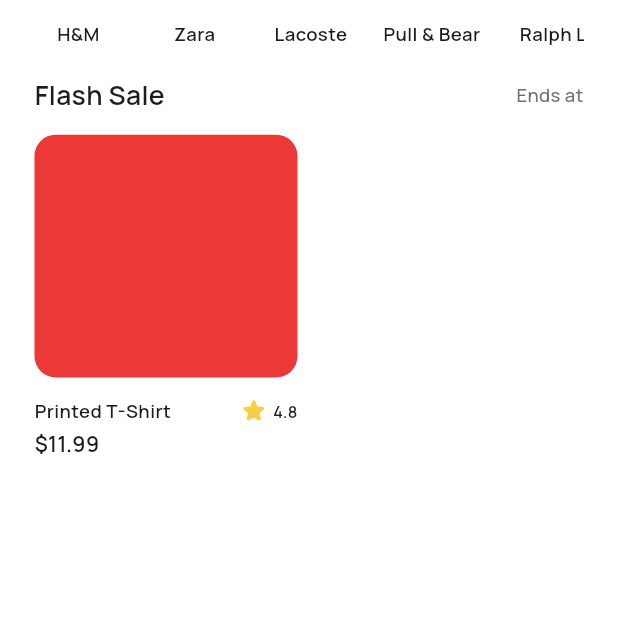
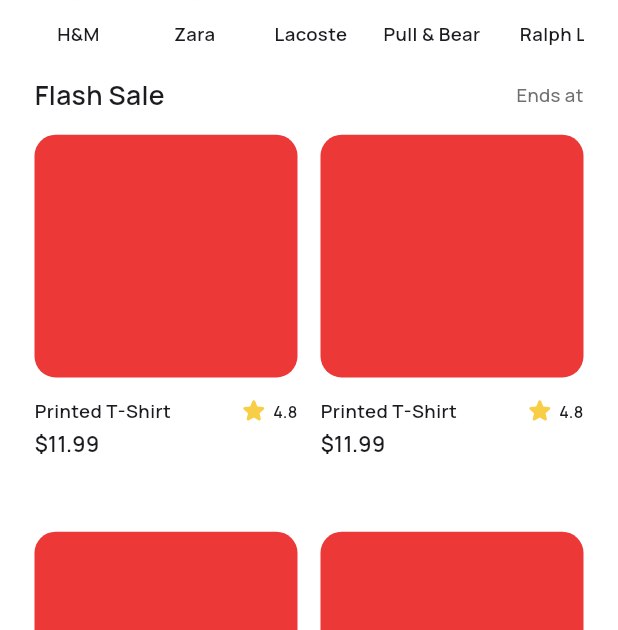
Before and after one commit to MaiBomadian94/mini_ecommerce_app, a Flutter app: the screen it shows after launch, on a phone screen of 412 x 824 dp, the part 606-1236 px from its top. Run offline on Flutter 3.47's test engine with Material 3 defaults, Android fonts, the phone set to English and light mode, and no system bars; drawn by our look-alikes of carousel_slider; our stand-ins replace dartz, flutter_screenutil, flutter_svg.

```diff
--- /dev/null
+++ b/lib/core/constants/api_constants.dart
@@ -0,0 +1,6 @@
+class ApiConstants {
+  static const String baseUrl = 'https://fakestoreapi.com';
+
+  static const String products = '/products';
+  static const String categories = '/products/categories';
+}
--- a/lib/features/home/presentation/view/home_view.dart
+++ b/lib/features/home/presentation/view/home_view.dart
@@ -8,7 +8,7 @@ import '../widgets/banner_slider.dart';
 import '../widgets/custom_brand_list.dart';
 import '../widgets/custom_circular_icon.dart';
 import '../widgets/custom_location_bar.dart';
-import '../widgets/product_card.dart';
+import '../widgets/products_grid_view.dart';
 
 class HomeView extends StatelessWidget {
   const HomeView({super.key});
@@ -64,7 +64,7 @@ class HomeView extends StatelessWidget {
                   ],
                 ),
                 verticalSpace(height: 16),
-                CustomProductCard(),
+                ProductsGridView(),
               ],
             ),
           ),
--- a/lib/features/home/presentation/widgets/product_card.dart
+++ b/lib/features/home/presentation/widgets/product_card.dart
@@ -10,9 +10,9 @@ class CustomProductCard extends StatelessWidget {
 
   @override
   Widget build(BuildContext context) {
-    return Column(
+    return IntrinsicHeight(
+      child: Column(
         crossAxisAlignment: CrossAxisAlignment.start,
-      mainAxisSize: MainAxisSize.min,
         children: [
           Container(
             width: 183.w,
@@ -23,9 +23,7 @@ class CustomProductCard extends StatelessWidget {
             ),
           ),
           verticalSpace(height: 15),
-        SizedBox(
-          width: 183.w,
-          child: Row(
+          Row(
             mainAxisAlignment: MainAxisAlignment.spaceBetween,
             children: [
               Text('Printed T-Shirt', style: Styles.textTitle14SemiBold),
@@ -38,10 +36,10 @@ class CustomProductCard extends StatelessWidget {
               ),
             ],
           ),
-        ),
           verticalSpace(height: 3),
           Text(r'$11.99', style: Styles.textTitle16SemiBold),
         ],
+      ),
     );
   }
 }
--- /dev/null
+++ b/lib/features/home/presentation/widgets/products_grid_view.dart
@@ -0,0 +1,28 @@
+import 'package:flutter/cupertino.dart';
+import 'package:flutter_screenutil/flutter_screenutil.dart';
+import 'package:mini_ecommerce_app/features/home/presentation/widgets/product_card.dart';
+
+class ProductsGridView extends StatelessWidget {
+  const ProductsGridView({super.key});
+
+  @override
+  Widget build(BuildContext context) {
+    return GridView.builder(
+      shrinkWrap: true,
+      physics: NeverScrollableScrollPhysics(),
+      gridDelegate: SliverGridDelegateWithFixedCrossAxisCount(
+        crossAxisCount: 2,
+        crossAxisSpacing: 16.w,
+        mainAxisSpacing: 16.h,
+         childAspectRatio: 0.7,
+      ),
+      itemCount: 10,
+      itemBuilder: (context, index) {
+        return CustomProductCard(
+
+        );
+      },
+    )
+    ;
+  }
+}
--- a/pubspec.yaml
+++ b/pubspec.yaml
@@ -17,6 +17,8 @@ dependencies:
   flutter_svg: ^2.2.1
   flutter_screenutil: ^5.9.3
   carousel_slider: ^5.1.1
+  http: ^1.5.0
+  dartz: ^0.10.1
 
 dev_dependencies:
   flutter_test:
```
Also changed, not shown: lib/core/errors/failure.dart (added, +17 -0 lines), lib/core/network/api_service.dart (added, +57 -0 lines), lib/features/home/data/models/product_model.dart (added, +63 -0 lines), lib/features/home/data/data_source/home_remote_data_source.dart (added), lib/features/home/data/repos/home_repo_imp.dart (added), lib/features/home/domain/repositories/home_repo.dart (added), lib/injection_container.dart (added), pubspec.lock, 1 other file. Lines whose indentation alone changed are shown as unchanged.
